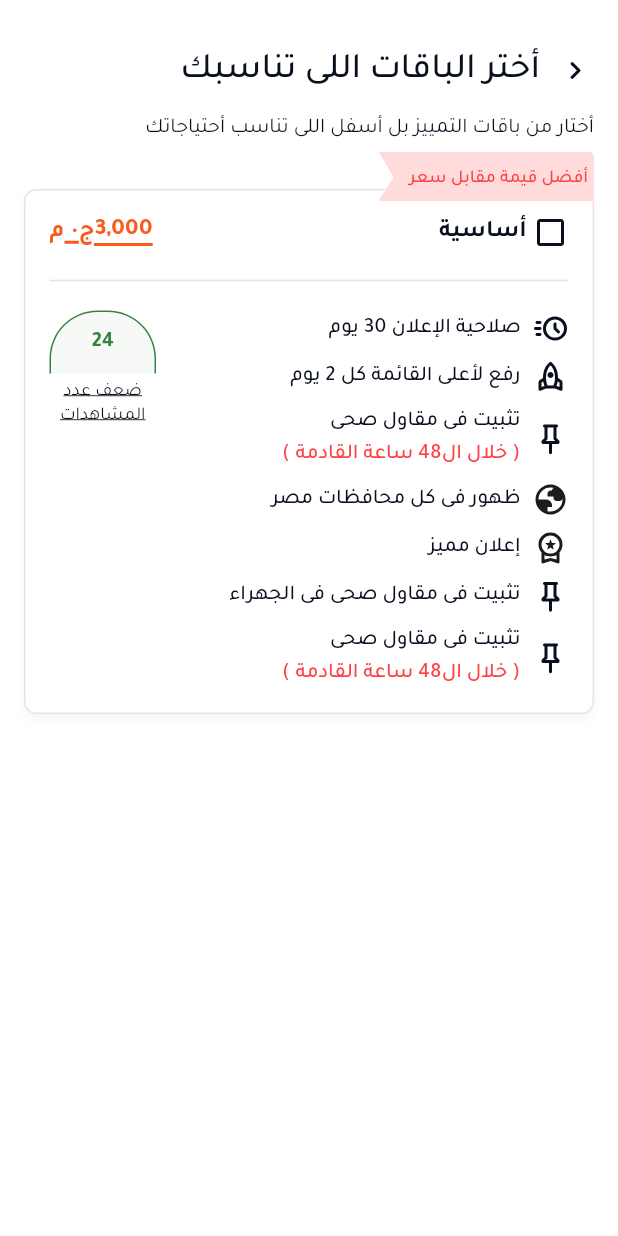
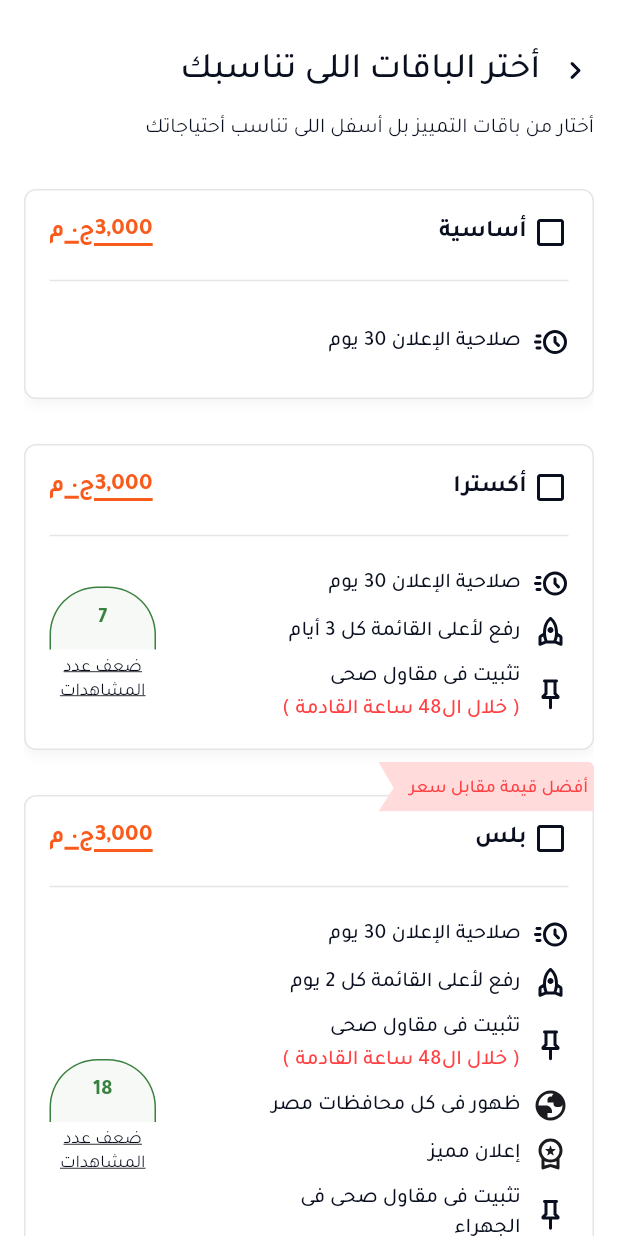
Before and after one commit to Korya25/itlegend_flutter_challenge_mahmoud_mohamed, a Flutter app: the PlansView screen opened by its route, on a phone screen of 412 x 824 dp. Run offline on Flutter 3.47's test engine with Material 3 defaults, Android fonts, the light colour scheme and no system bars; our stand-ins replace flutter_bloc, flutter_svg, get_it, go_router, sqflite; accounts and stored records are empty.

Commit message:
add plas view UI

```diff
--- /dev/null
+++ b/lib/features/plans_selected/data/models/plan_model.dart
@@ -0,0 +1,128 @@
+import 'package:itlegend_flutter_challenge/core/constants/app_assets.dart';
+import 'plan_detail_item_model.dart';
+
+class PlanModel {
+  final String name;
+  final num price;
+  final String? badgeText;
+  final int? viewsCount;
+  final List<PlanDetailItemModel> details;
+
+  const PlanModel({
+    required this.name,
+    required this.price,
+    this.badgeText,
+    this.viewsCount,
+    required this.details,
+  });
+
+  static List<PlanModel> samplePlans = [
+    PlanModel(
+      name: 'أساسية',
+      price: 3000,
+      details: [
+        PlanDetailItemModel(
+          title: 'صلاحية الإعلان 30 يوم',
+          svgPath: AppAssets.watch,
+        ),
+      ],
+    ),
+    PlanModel(
+      name: 'أكسترا',
+      price: 3000,
+      viewsCount: 7,
+      details: [
+        PlanDetailItemModel(
+          title: 'صلاحية الإعلان 30 يوم',
+          svgPath: AppAssets.watch,
+        ),
+        PlanDetailItemModel(
+          title: 'رفع لأعلى القائمة كل 3 أيام',
+          svgPath: AppAssets.rocket,
+        ),
+        PlanDetailItemModel(
+          title: 'تثبيت فى مقاول صحى',
+          subTitle: 'خلال ال48 ساعة القادمة',
+          svgPath: AppAssets.pin,
+        ),
+      ],
+    ),
+    PlanModel(
+      name: 'بلس',
+      price: 3000,
+      badgeText: 'أفضل قيمة مقابل سعر',
+
+      viewsCount: 18,
+      details: [
+        PlanDetailItemModel(
+          title: 'صلاحية الإعلان 30 يوم',
+          svgPath: AppAssets.watch,
+        ),
+        PlanDetailItemModel(
+          title: 'رفع لأعلى القائمة كل 2 يوم',
+          svgPath: AppAssets.rocket,
+        ),
+        PlanDetailItemModel(
+          title: 'تثبيت فى مقاول صحى',
+          subTitle: 'خلال ال48 ساعة القادمة',
+          svgPath: AppAssets.pin,
+        ),
+        PlanDetailItemModel(
+          title: 'ظهور فى كل محافظات مصر',
+          svgPath: AppAssets.globel,
+        ),
+        PlanDetailItemModel(
+          title: 'إعلان مميز',
+          svgPath: AppAssets.workspacePremium,
+        ),
+        PlanDetailItemModel(
+          title: 'تثبيت فى مقاول صحى فى\n الجهراء',
+          svgPath: AppAssets.pin,
+        ),
+        PlanDetailItemModel(
+          title: 'تثبيت فى مقاول صحى',
+          subTitle: 'خلال ال48 ساعة القادمة',
+          svgPath: AppAssets.pin,
+        ),
+      ],
+    ),
+    PlanModel(
+      name: 'سوبر',
+      price: 3000,
+      viewsCount: 24,
+      badgeText: 'أعلى مشاهدات',
+      details: [
+        PlanDetailItemModel(
+          title: 'صلاحية الإعلان 30 يوم',
+          svgPath: AppAssets.watch,
+        ),
+        PlanDetailItemModel(
+          title: 'رفع لأعلى القائمة كل 2 يوم',
+          svgPath: AppAssets.rocket,
+        ),
+        PlanDetailItemModel(
+          title: 'تثبيت فى مقاول صحى',
+          subTitle: 'خلال ال48 ساعة القادمة',
+          svgPath: AppAssets.pin,
+        ),
+        PlanDetailItemModel(
+          title: 'ظهور فى كل محافظات مصر',
+          svgPath: AppAssets.globel,
+        ),
+        PlanDetailItemModel(
+          title: 'إعلان مميز',
+          svgPath: AppAssets.workspacePremium,
+        ),
+        PlanDetailItemModel(
+          title: 'تثبيت فى مقاول صحى فى\n الجهراء',
+          svgPath: AppAssets.pin,
+        ),
+        PlanDetailItemModel(
+          title: 'تثبيت فى مقاول صحى',
+          subTitle: 'خلال ال48 ساعة القادمة',
+          svgPath: AppAssets.pin,
+        ),
+      ],
+    ),
+  ];
+}
--- a/lib/features/plans_selected/presentation/view/plans_view.dart
+++ b/lib/features/plans_selected/presentation/view/plans_view.dart
@@ -1,4 +1,5 @@
 import 'package:flutter/material.dart';
+import 'package:itlegend_flutter_challenge/features/plans_selected/data/models/plan_model.dart';
 import 'package:itlegend_flutter_challenge/features/plans_selected/presentation/widgets/plans_card.dart';
 import 'package:itlegend_flutter_challenge/features/plans_selected/presentation/widgets/plans_view_header.dart';
 
@@ -7,20 +8,35 @@ class PlansView extends StatelessWidget {
 
   @override
   Widget build(BuildContext context) {
+    final List<PlanModel> plans = PlanModel.samplePlans;
+
     return Scaffold(
-      body: SingleChildScrollView(
-        child: Padding(
+      body: Padding(
         padding: const EdgeInsets.symmetric(horizontal: 16),
+        child: CustomScrollView(
+          slivers: [
+            const SliverToBoxAdapter(
               child: Column(
                 crossAxisAlignment: CrossAxisAlignment.end,
                 children: [
-              // Plans Header
                   SizedBox(height: 30),
                   PlansViewHeader(),
                   SizedBox(height: 30),
-              PlansCard(),
                 ],
               ),
+            ),
+
+            SliverList.builder(
+              itemCount: plans.length,
+              itemBuilder: (context, index) {
+                final plan = plans[index];
+                return Padding(
+                  padding: const EdgeInsets.only(bottom: 30),
+                  child: PlansCard(plan: plan),
+                );
+              },
+            ),
+          ],
         ),
       ),
     );
--- a/lib/features/plans_selected/presentation/widgets/number_of_views_container.dart
+++ b/lib/features/plans_selected/presentation/widgets/number_of_views_container.dart
@@ -3,7 +3,8 @@ import 'package:itlegend_flutter_challenge/core/style/font/app_text_styles.dart'
 import 'package:itlegend_flutter_challenge/core/style/theme/app_colors.dart';
 
 class NumberOfViewsContainer extends StatelessWidget {
-  const NumberOfViewsContainer({super.key});
+  const NumberOfViewsContainer({super.key, required this.viewsCount});
+  final int viewsCount;
 
   @override
   Widget build(BuildContext context) {
@@ -31,7 +32,10 @@ class NumberOfViewsContainer extends StatelessWidget {
           ),
 
           child: Center(
-            child: Text('24', style: AppTextStyles.font14BoldGreen()),
+            child: Text(
+              viewsCount.toString(),
+              style: AppTextStyles.font14BoldGreen(),
+            ),
           ),
         ),
         SizedBox(
--- a/lib/features/plans_selected/presentation/widgets/plan_offer_badge.dart
+++ b/lib/features/plans_selected/presentation/widgets/plan_offer_badge.dart
@@ -4,8 +4,8 @@ import 'package:itlegend_flutter_challenge/core/constants/app_assets.dart';
 import 'package:itlegend_flutter_challenge/core/style/font/app_text_styles.dart';
 
 class PlanOfferBadge extends StatelessWidget {
-  const PlanOfferBadge({super.key});
-
+  const PlanOfferBadge({super.key, required this.badgeText});
+  final String badgeText;
   @override
   Widget build(BuildContext context) {
     return Stack(
@@ -16,7 +16,7 @@ class PlanOfferBadge extends StatelessWidget {
           bottom: 0,
           top: 10,
           child: Text(
-            'أفضل قيمة مقابل سعر',
+            badgeText,
             style: AppTextStyles.font12Medium(color: Color(0xffFF4144)),
           ),
         ),
--- a/lib/features/plans_selected/presentation/widgets/plans_card.dart
+++ b/lib/features/plans_selected/presentation/widgets/plans_card.dart
@@ -2,11 +2,13 @@
 
 import 'package:flutter/material.dart';
 import 'package:itlegend_flutter_challenge/core/style/theme/app_colors.dart';
+import 'package:itlegend_flutter_challenge/features/plans_selected/data/models/plan_model.dart';
 import 'package:itlegend_flutter_challenge/features/plans_selected/presentation/widgets/plans_card_body.dart';
 import 'plan_offer_badge.dart';
 
 class PlansCard extends StatelessWidget {
-  const PlansCard({super.key});
+  const PlansCard({super.key, required this.plan});
+  final PlanModel plan;
 
   @override
   Widget build(BuildContext context) {
@@ -31,10 +33,15 @@ class PlansCard extends StatelessWidget {
               ),
             ],
           ),
-          child: PlansCardBody(),
+          child: PlansCardBody(plan: plan),
         ),
         // Banner
-        const Positioned(top: -25, right: 0, child: PlanOfferBadge()),
+        if (plan.badgeText != null)
+          Positioned(
+            top: -22,
+            right: 0,
+            child: PlanOfferBadge(badgeText: plan.badgeText!),
+          ),
       ],
     );
   }
--- a/lib/features/plans_selected/presentation/widgets/plans_card_body.dart
+++ b/lib/features/plans_selected/presentation/widgets/plans_card_body.dart
@@ -1,25 +1,29 @@
 // ignore_for_file: deprecated_member_use
 import 'package:flutter/material.dart';
+import 'package:itlegend_flutter_challenge/features/plans_selected/data/models/plan_model.dart';
 import 'package:itlegend_flutter_challenge/features/plans_selected/presentation/widgets/plans_card_datail.dart';
 import 'package:itlegend_flutter_challenge/features/plans_selected/presentation/widgets/plans_card_header.dart';
 
 class PlansCardBody extends StatelessWidget {
-  const PlansCardBody({super.key});
+  const PlansCardBody({super.key, required this.plan});
 
+  final PlanModel plan;
   @override
   Widget build(BuildContext context) {
     return Column(
       spacing: 12,
-      mainAxisAlignment: MainAxisAlignment.spaceBetween,
       children: [
         // Header
-        PlansCardHeader(),
+        PlansCardHeader(price: plan.price, name: plan.name),
 
         // Devider
         Divider(color: Colors.black.withOpacity(0.1), thickness: 1),
 
         // Detail
-        PlansCardDateail(),
+        PlansCardDateail(
+          viewsCount: plan.viewsCount,
+          planDetailItemList: plan.details,
+        ),
       ],
     );
   }
--- a/lib/features/plans_selected/presentation/widgets/plans_card_datail.dart
+++ b/lib/features/plans_selected/presentation/widgets/plans_card_datail.dart
@@ -1,60 +1,31 @@
 import 'package:flutter/material.dart';
-import 'package:itlegend_flutter_challenge/core/constants/app_assets.dart';
 import 'package:itlegend_flutter_challenge/features/plans_selected/data/models/plan_detail_item_model.dart';
 import 'package:itlegend_flutter_challenge/features/plans_selected/presentation/widgets/number_of_views_container.dart';
 import 'package:itlegend_flutter_challenge/features/plans_selected/presentation/widgets/plans_card_dateail_item.dart';
 
 class PlansCardDateail extends StatelessWidget {
-  const PlansCardDateail({super.key});
+  const PlansCardDateail({
+    super.key,
+    required this.planDetailItemList,
+    this.viewsCount,
+  });
 
-  // ✅ هنا بنحط كل البيانات في قائمة واحدة
-  List<PlanDetailItemModel> get _planItems => const [
-    PlanDetailItemModel(
-      title: 'صلاحية الإعلان 30 يوم',
-      svgPath: AppAssets.watch,
-    ),
-    PlanDetailItemModel(
-      title: 'رفع لأعلى القائمة كل 2 يوم',
-      svgPath: AppAssets.rocket,
-    ),
-    PlanDetailItemModel(
-      title: 'تثبيت فى مقاول صحى',
-      subTitle: 'خلال ال48 ساعة القادمة',
-      svgPath: AppAssets.pin,
-    ),
-    PlanDetailItemModel(
-      title: 'ظهور فى كل محافظات مصر',
-      svgPath: AppAssets.globel,
-    ),
-    PlanDetailItemModel(
-      title: 'إعلان مميز',
-      svgPath: AppAssets.workspacePremium,
-    ),
-    PlanDetailItemModel(
-      title: 'تثبيت فى مقاول صحى فى الجهراء',
-      svgPath: AppAssets.pin,
-    ),
-    PlanDetailItemModel(
-      title: 'تثبيت فى مقاول صحى',
-      subTitle: 'خلال ال48 ساعة القادمة',
-      svgPath: AppAssets.pin,
-    ),
-  ];
-
+  final List<PlanDetailItemModel> planDetailItemList;
+  final int? viewsCount;
   @override
   Widget build(BuildContext context) {
     return Row(
       mainAxisAlignment: MainAxisAlignment.spaceBetween,
-      crossAxisAlignment: CrossAxisAlignment.start,
+      crossAxisAlignment: CrossAxisAlignment.center,
       children: [
-        // ✅ PlansCardNumberOfViews
-        const NumberOfViewsContainer(),
+        if (viewsCount != null) NumberOfViewsContainer(viewsCount: viewsCount!),
+        if (viewsCount == null) SizedBox(width: 0, height: 42),
 
-        // ✅ items List
         Column(
           spacing: 8,
           crossAxisAlignment: CrossAxisAlignment.end,
-          children: _planItems
+          mainAxisAlignment: MainAxisAlignment.end,
+          children: planDetailItemList
               .map(
                 (item) => PlansCardDateailItem(
                   title: item.title,
--- a/lib/features/plans_selected/presentation/widgets/plans_card_dateail_item.dart
+++ b/lib/features/plans_selected/presentation/widgets/plans_card_dateail_item.dart
@@ -15,19 +15,24 @@ class PlansCardDateailItem extends StatelessWidget {
   @override
   Widget build(BuildContext context) {
     return Row(
+      crossAxisAlignment: CrossAxisAlignment.center,
       children: [
         Column(
           crossAxisAlignment: CrossAxisAlignment.end,
           spacing: 2,
           children: [
-            Text(title, style: AppTextStyles.font14MeduimPrimary()),
+            Text(
+              title,
+              style: AppTextStyles.font14MeduimPrimary(),
+              textAlign: TextAlign.right,
+            ),
             if (subTitle != null)
               Text(
                 '( $subTitle )',
                 style: AppTextStyles.font14MeduimPrimary().copyWith(
                   color: Color(0xffFF4144),
                 ),
-                maxLines: 1,
+                textAlign: TextAlign.right,
               ),
           ],
         ),
--- a/lib/features/plans_selected/presentation/widgets/plans_card_header.dart
+++ b/lib/features/plans_selected/presentation/widgets/plans_card_header.dart
@@ -5,8 +5,9 @@ import 'package:itlegend_flutter_challenge/core/utils/context_exstions.dart';
 import 'package:itlegend_flutter_challenge/features/plans_selected/presentation/widgets/plans_card_title_check_box.dart';
 
 class PlansCardHeader extends StatelessWidget {
-  const PlansCardHeader({super.key});
-
+  const PlansCardHeader({super.key, required this.price, required this.name});
+  final num price;
+  final String name;
   @override
   Widget build(BuildContext context) {
     return Row(
@@ -57,7 +58,7 @@ class PlansCardHeader extends StatelessWidget {
                 ),
               ),
               child: Text(
-                3000.formattedPrice,
+                price.formattedPrice,
                 style: AppTextStyles.font16Bold().copyWith(
                   color: AppColors.textAndIconOrange,
                   height: 1.0,
@@ -66,7 +67,7 @@ class PlansCardHeader extends StatelessWidget {
             ),
           ],
         ),
-        PlansCardTitleCheckBox(),
+        PlansCardTitleCheckBox(name: name),
       ],
     );
   }
--- a/lib/features/plans_selected/presentation/widgets/plans_card_title_check_box.dart
+++ b/lib/features/plans_selected/presentation/widgets/plans_card_title_check_box.dart
@@ -5,8 +5,8 @@ import 'package:itlegend_flutter_challenge/core/style/font/app_text_styles.dart'
 import 'package:itlegend_flutter_challenge/core/style/theme/app_colors.dart';
 
 class PlansCardTitleCheckBox extends StatefulWidget {
-  const PlansCardTitleCheckBox({super.key});
-
+  const PlansCardTitleCheckBox({super.key, required this.name});
+  final String name;
   @override
   State<PlansCardTitleCheckBox> createState() => _PlansCardTitleCheckBoxState();
 }
@@ -22,7 +22,7 @@ class _PlansCardTitleCheckBoxState extends State<PlansCardTitleCheckBox> {
       mainAxisAlignment: MainAxisAlignment.center,
       children: [
         Text(
-          'أساسية',
+          widget.name,
           style: AppTextStyles.font16Bold().copyWith(
             color: isSelected
                 ? AppColors.primary
```
Lines whose indentation alone changed are shown as unchanged.
